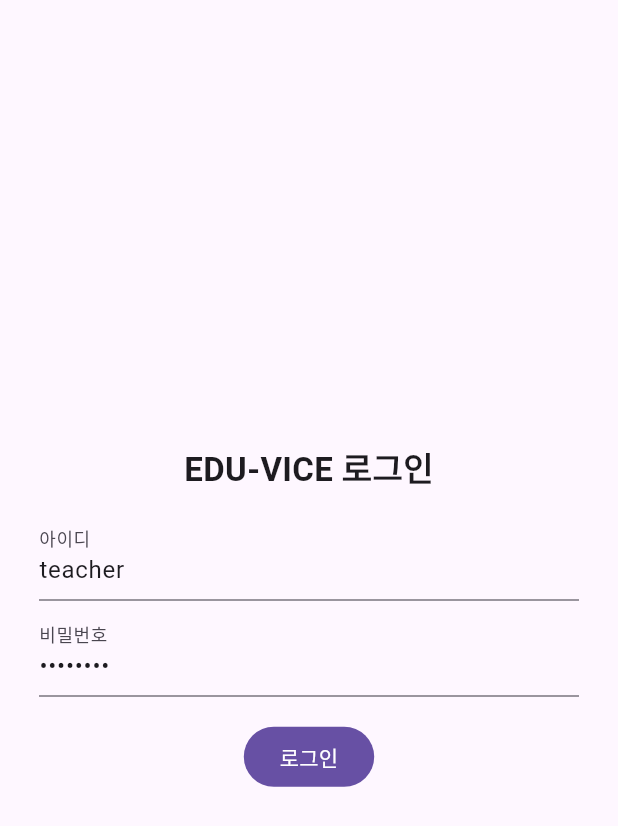
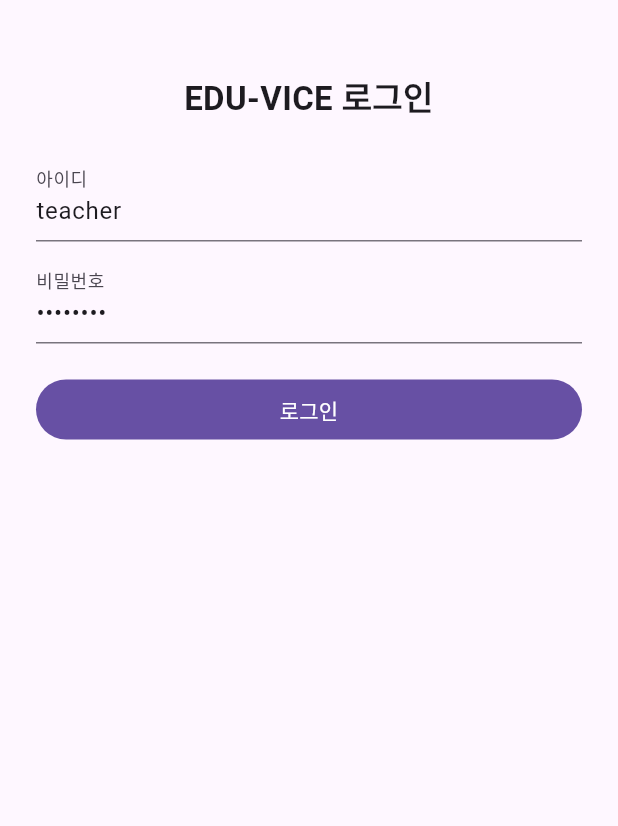
Before and after one commit to EtaSwCwj/EDU-VICE-Attendance, a Flutter app: the screen it shows after launch, on a phone screen of 412 x 824 dp. Shown: the top 826 px of the screen. Run offline on Flutter 3.47's test engine with Material 3 defaults, Android fonts, the phone set to English and light mode, and no system bars; our stand-ins replace go_router.

Commit message:
style: add safe area and horizontal padding on login page

```diff
--- a/flutter_application_1/lib/features/auth/login_page.dart
+++ b/flutter_application_1/lib/features/auth/login_page.dart
@@ -10,8 +10,8 @@ class LoginPage extends StatefulWidget {
 }
 
 class _LoginPageState extends State<LoginPage> {
-  final _id = TextEditingController(text: 'teacher');   // 테스트 기본값
-  final _pw = TextEditingController(text: 'teach123');  // 테스트 기본값
+  final _id = TextEditingController(text: 'teacher'); // 테스트 기본값
+  final _pw = TextEditingController(text: 'teach123'); // 테스트 기본값
   bool _busy = false;
 
   Future<void> _doLogin() async {
@@ -32,24 +32,54 @@ class _LoginPageState extends State<LoginPage> {
 
   @override
   Widget build(BuildContext context) {
+    final bottom = MediaQuery.of(context).viewInsets.bottom; // 키보드 높이
+
     return Scaffold(
-      body: Center(
+      body: SafeArea(
+        child: SingleChildScrollView(
+          padding: EdgeInsets.only(bottom: bottom),
+          child: Center(
+            child: Padding(
+              padding: const EdgeInsets.symmetric(horizontal: 24.0), // ← 좌우 여백
               child: ConstrainedBox(
-          constraints: const BoxConstraints(maxWidth: 360),
+                constraints: const BoxConstraints(maxWidth: 420), // ← 최대 폭 제한
                 child: Column(
                   mainAxisSize: MainAxisSize.min,
+                  crossAxisAlignment: CrossAxisAlignment.stretch,
                   children: [
-              const Text('EDU-VICE 로그인', style: TextStyle(fontSize: 22, fontWeight: FontWeight.bold)),
-              const SizedBox(height: 16),
-              TextField(controller: _id, decoration: const InputDecoration(labelText: '아이디')),
-              const SizedBox(height: 8),
-              TextField(controller: _pw, decoration: const InputDecoration(labelText: '비밀번호'), obscureText: true),
-              const SizedBox(height: 16),
+                    const SizedBox(height: 48),
+                    const Text(
+                      'EDU-VICE 로그인',
+                      textAlign: TextAlign.center,
+                      style:
+                          TextStyle(fontSize: 22, fontWeight: FontWeight.bold),
+                    ),
+                    const SizedBox(height: 24),
+                    TextField(
+                      controller: _id,
+                      decoration: const InputDecoration(labelText: '아이디'),
+                    ),
+                    const SizedBox(height: 12),
+                    TextField(
+                      controller: _pw,
+                      decoration: const InputDecoration(labelText: '비밀번호'),
+                      obscureText: true,
+                    ),
+                    const SizedBox(height: 20),
                     FilledButton(
                       onPressed: _busy ? null : _doLogin,
-                child: _busy ? const CircularProgressIndicator() : const Text('로그인'),
+                      child: _busy
+                          ? const SizedBox(
+                              height: 20,
+                              width: 20,
+                              child: CircularProgressIndicator(strokeWidth: 2))
+                          : const Text('로그인'),
                     ),
+                    const SizedBox(height: 24),
                   ],
+                ),
+              ),
+            ),
           ),
         ),
       ),
```
Lines whose indentation alone changed are shown as unchanged.
